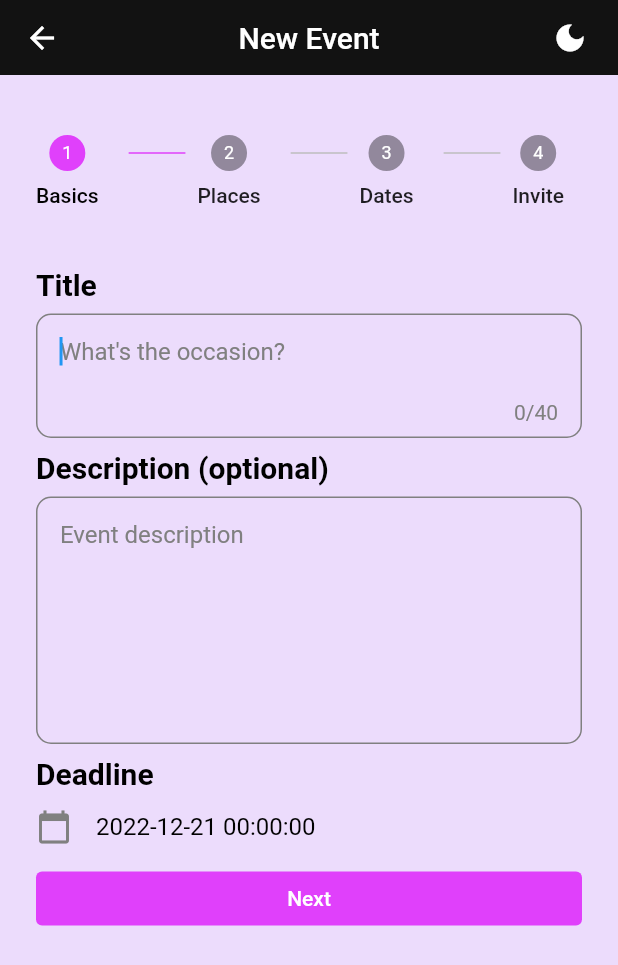
After one commit to laaners/Eventy-flutter-application, a Flutter app: the EventCreateScreen screen opened directly, on a phone screen of 412 x 824 dp. The commit adds this screen. Shown: the top 965 px of the screen. Run offline on Flutter 3.47's test engine with Material 2 defaults, Android fonts, the phone set to English and light mode, and no system bars; our stand-ins replace flutter_dotenv; missing offline and left inert: postgres.

Commit message:
MyTextField, DateFormatter

```diff
--- a/lib/main.dart
+++ b/lib/main.dart
@@ -4,12 +4,9 @@ import 'package:dima_app/screens/groups.dart';
 import 'package:dima_app/screens/home.dart';
 import 'package:dima_app/screens/login.dart';
 import 'package:dima_app/screens/profile.dart';
-import 'package:dima_app/server/postgres_methods.dart';
-import 'package:dima_app/themes/palette.dart';
 import 'package:flutter/cupertino.dart';
 import 'package:flutter/material.dart';
 import 'package:flutter_dotenv/flutter_dotenv.dart';
-import 'package:postgres/postgres.dart';
 
 import 'package:provider/provider.dart';
 import 'package:dima_app/provider_samples.dart';
--- /dev/null
+++ b/lib/screens/event_create.dart
@@ -0,0 +1,293 @@
+import 'package:dima_app/providers/theme_switch.dart';
+import 'package:dima_app/server/date_methods.dart';
+import 'package:dima_app/themes/palette.dart';
+import 'package:dima_app/widgets/my_app_bar.dart';
+import 'package:dima_app/widgets/my_text_field.dart';
+import 'package:flutter/cupertino.dart';
+import 'package:flutter/material.dart';
+import 'package:provider/provider.dart';
+import 'package:intl/intl.dart';
+
+class EventCreateScreen extends StatefulWidget {
+  const EventCreateScreen({super.key});
+
+  @override
+  State<EventCreateScreen> createState() => _EventCreateScreenState();
+}
+
+class _EventCreateScreenState extends State<EventCreateScreen> {
+  int _activeStepIndex = 0;
+
+  TextEditingController name = TextEditingController();
+  TextEditingController email = TextEditingController();
+  TextEditingController pass = TextEditingController();
+  TextEditingController address = TextEditingController();
+  TextEditingController pincode = TextEditingController();
+
+  // Basics
+  TextEditingController eventTitle = TextEditingController();
+  TextEditingController eventDesc = TextEditingController();
+  TextEditingController deadlineController = TextEditingController();
+
+  @override
+  void initState() {
+    super.initState();
+
+    DateTime now = DateTime.now();
+    deadlineController.text = DateFormat("yyyy-MM-dd HH:00:00").format(
+      DateTime(now.year, now.month, now.day + 1),
+    );
+  }
+
+  List<Step> stepList() => [
+        Step(
+          isActive: _activeStepIndex >= 0,
+          title: const Text(""),
+          label: Text(
+            "Basics",
+            style: TextStyle(
+              color: Provider.of<ThemeSwitch>(context, listen: false)
+                  .themeData
+                  .primaryColor,
+            ),
+          ),
+          content: Column(
+            children: [
+              Container(
+                alignment: Alignment.topLeft,
+                child: const Text(
+                  "Title",
+                  style: TextStyle(
+                    fontWeight: FontWeight.bold,
+                    fontSize: 20,
+                  ),
+                ),
+              ),
+              Container(
+                margin: const EdgeInsets.symmetric(vertical: 8),
+                child: MyTextField(
+                  maxLength: 40,
+                  maxLines: 1,
+                  hintText: "What's the occasion?",
+                  controller: eventTitle,
+                ),
+              ),
+              Container(
+                alignment: Alignment.topLeft,
+                child: const Text(
+                  "Description (optional)",
+                  style: TextStyle(
+                    fontWeight: FontWeight.bold,
+                    fontSize: 20,
+                  ),
+                ),
+              ),
+              Container(
+                margin: const EdgeInsets.symmetric(vertical: 8),
+                child: MyTextField(
+                  maxLength: 200,
+                  maxLines: 7,
+                  hintText: "Event description",
+                  controller: eventDesc,
+                ),
+              ),
+              Container(
+                alignment: Alignment.topLeft,
+                child: const Text(
+                  "Deadline",
+                  style: TextStyle(
+                    fontWeight: FontWeight.bold,
+                    fontSize: 20,
+                  ),
+                ),
+              ),
+              TextField(
+                style: TextStyle(
+                  color: Provider.of<ThemeSwitch>(context, listen: false)
+                      .themeData
+                      .primaryColor,
+                ),
+                decoration: const InputDecoration(
+                  icon: Icon(
+                    Icons.calendar_today,
+                    color: Palette.greyColor,
+                  ),
+                  border: InputBorder.none,
+                ),
+                readOnly: true,
+                controller: deadlineController,
+                onTap: () async {
+                  showCupertinoModalPopup(
+                    context: context,
+                    builder: (context) => FractionallySizedBox(
+                      heightFactor: 0.4,
+                      child: Container(
+                        color: Provider.of<ThemeSwitch>(context, listen: false)
+                            .themeData
+                            .scaffoldBackgroundColor,
+                        child: CupertinoDatePicker(
+                          mode: CupertinoDatePickerMode.dateAndTime,
+                          minimumDate: DateTime.now(),
+                          initialDateTime: DateFormatter.string2DateTime(
+                              deadlineController.text),
+                          minuteInterval: 5,
+                          use24hFormat: true,
+                          onDateTimeChanged: (pickedDate) {
+                            setState(() {
+                              deadlineController.text =
+                                  DateFormatter.dateTime2String(pickedDate);
+                            });
+                          },
+                        ),
+                      ),
+                    ),
+                  );
+                  // DateTime? pickedDate = await showDatePicker(
+                  //   context: context,
+                  //   initialDate: DateTime.now(),
+                  //   firstDate: DateTime(2000),
+                  //   lastDate: DateTime(2023),
+                  // );
+                  // if (pickedDate != null) {
+                  //   setState(() {
+                  //     deadlineController.text =
+                  //         DateFormatter.dateTime2String(pickedDate);
+                  //   });
+                  // }
+                },
+              ),
+            ],
+          ),
+        ),
+        Step(
+          isActive: _activeStepIndex >= 1,
+          title: const Text(""),
+          label: const Text("Places"),
+          content: Column(
+            children: [
+              const SizedBox(
+                height: 8,
+              ),
+              TextField(
+                controller: address,
+                decoration: const InputDecoration(
+                  border: OutlineInputBorder(),
+                  labelText: 'Full House Address',
+                ),
+              ),
+              const SizedBox(
+                height: 8,
+              ),
+              TextField(
+                controller: pincode,
+                decoration: const InputDecoration(
+                  border: OutlineInputBorder(),
+                  labelText: 'Pin Code',
+                ),
+              ),
+            ],
+          ),
+        ),
+        Step(
+          isActive: _activeStepIndex >= 2,
+          title: const Text(""),
+          label: const Text("Dates"),
+          content: Column(
+            children: [
+              DatePickerDialog(
+                initialDate: DateTime.now(),
+                firstDate: DateTime(2000),
+                lastDate: DateTime(2023),
+              ),
+            ],
+          ),
+        ),
+        Step(
+          isActive: _activeStepIndex >= 3,
+          title: const Text(''),
+          label: const Text("Invite"),
+          content: Column(
+            crossAxisAlignment: CrossAxisAlignment.start,
+            mainAxisAlignment: MainAxisAlignment.start,
+            children: [
+              Text('Name: ${name.text}'),
+              Text('Email: ${email.text}'),
+              const Text('Password: *****'),
+              Text('Address : ${address.text}'),
+              Text('PinCode : ${pincode.text}'),
+            ],
+          ),
+        ),
+      ];
+
+  @override
+  Widget build(BuildContext context) {
+    return Scaffold(
+      appBar: const MyAppBar("New Event"),
+      body: Theme(
+        data: ThemeData(
+          canvasColor: Provider.of<ThemeSwitch>(context)
+              .themeData
+              .scaffoldBackgroundColor,
+          shadowColor: Colors.transparent,
+          colorScheme: Theme.of(context).colorScheme.copyWith(
+                primary: Colors.purpleAccent,
+              ),
+        ),
+        child: Stepper(
+          type: StepperType.horizontal,
+          currentStep: _activeStepIndex,
+          steps: stepList(),
+          onStepContinue: () {
+            if (_activeStepIndex < (stepList().length - 1)) {
+              setState(() {
+                _activeStepIndex += 1;
+              });
+            } else {
+              print('Submited');
+            }
+          },
+          onStepCancel: () {
+            if (_activeStepIndex == 0) {
+              return;
+            }
+            setState(() {
+              _activeStepIndex -= 1;
+            });
+          },
+          onStepTapped: (int index) {
+            setState(() {
+              _activeStepIndex = index;
+            });
+          },
+          // override continue cancel of stepper
+          controlsBuilder: (context, controls) {
+            final isLastStep = _activeStepIndex == stepList().length - 1;
+            return Row(
+              children: [
+                Expanded(
+                  child: ElevatedButton(
+                    onPressed: controls.onStepContinue,
+                    child: (isLastStep)
+                        ? const Text('Submit')
+                        : const Text('Next'),
+                  ),
+                ),
+                SizedBox(
+                  width: _activeStepIndex > 0 ? 10 : 0,
+                ),
+                if (_activeStepIndex > 0)
+                  Expanded(
+                    child: ElevatedButton(
+                      onPressed: controls.onStepCancel,
+                      child: const Text('Back'),
+                    ),
+                  ),
+              ],
+            );
+          },
+        ),
+      ),
+    );
+  }
+}
--- a/lib/screens/events.dart
+++ b/lib/screens/events.dart
@@ -1,3 +1,4 @@
+import 'package:dima_app/screens/event_create.dart';
 import 'package:dima_app/screens/event_detail.dart';
 import 'package:dima_app/transitions/screen_transition.dart';
 import 'package:flutter/material.dart';
@@ -40,6 +41,17 @@ class EventsScreen extends StatelessWidget {
             },
             child: const Text("TO EVENT DETAIL (NO TABBAR)"),
           ),
+          ElevatedButton(
+            onPressed: () {
+              Navigator.push(
+                context,
+                ScreenTransition(
+                  builder: (context) => const EventCreateScreen(),
+                ),
+              );
+            },
+            child: const Text("TO EVENT CREATE"),
+          ),
         ],
       ),
     );
--- a/lib/screens/login.dart
+++ b/lib/screens/login.dart
@@ -1,5 +1,8 @@
+import 'package:dima_app/main.dart';
 import 'package:dima_app/providers/theme_switch.dart';
+import 'package:dima_app/screens/event_detail.dart';
 import 'package:dima_app/themes/palette.dart';
+import 'package:dima_app/transitions/screen_transition.dart';
 import 'package:flutter/material.dart';
 import 'package:flutter/src/widgets/container.dart';
 import 'package:flutter/src/widgets/framework.dart';
@@ -196,6 +199,16 @@ class _LoginScreenState extends State<LoginScreen> {
                           style: TextStyle(color: Colors.black54, fontSize: 15),
                         ),
                       ),
+                      ElevatedButton(
+                        onPressed: () => {
+                          Navigator.of(context, rootNavigator: true).push(
+                            ScreenTransition(
+                              builder: (context) => const MyApp2(),
+                            ),
+                          ),
+                        },
+                        child: const Text("To Home"),
+                      ),
                     ],
                   ),
                 ),
--- /dev/null
+++ b/lib/server/date_methods.dart
@@ -0,0 +1,35 @@
+import 'package:intl/intl.dart';
+
+class DateFormatter {
+  static String dateTime2String(DateTime date) {
+    DateFormat f = DateFormat("yyyy-MM-dd HH:mm:ss");
+    String stringDate = f.format(date);
+    return stringDate;
+  }
+
+  static DateTime string2DateTime(String stringDate) {
+    DateFormat f = DateFormat("yyyy-MM-dd HH:mm:ss");
+    DateTime objDate = f.parse(stringDate);
+    return objDate;
+  }
+
+  static DateTime toUtcDateTime(DateTime localDate) {
+    return localDate.toUtc();
+  }
+
+  static String toUtcString(String localDate) {
+    DateFormat f = DateFormat("yyyy-MM-dd HH:mm:ss");
+    DateTime utcDate = f.parse(localDate).toUtc();
+    return dateTime2String(utcDate);
+  }
+
+  static DateTime toLocalDateTime(DateTime utcDate) {
+    return utcDate.toLocal();
+  }
+
+  static String toLocalString(String utcDate) {
+    DateFormat f = DateFormat("yyyy-MM-dd HH:mm:ss");
+    DateTime localDate = f.parse(utcDate).toLocal();
+    return dateTime2String(localDate);
+  }
+}
--- /dev/null
+++ b/lib/widgets/my_text_field.dart
@@ -0,0 +1,70 @@
+import 'package:dima_app/providers/theme_switch.dart';
+import 'package:flutter/material.dart';
+import 'package:provider/provider.dart';
+
+import '../themes/palette.dart';
+
+class MyTextField extends StatefulWidget {
+  final int maxLength;
+  final int maxLines;
+  final String hintText;
+  final TextEditingController controller;
+  const MyTextField({
+    super.key,
+    required this.maxLength,
+    required this.maxLines,
+    required this.hintText,
+    required this.controller,
+  });
+
+  @override
+  State<MyTextField> createState() => _MyTextFieldState();
+}
+
+class _MyTextFieldState extends State<MyTextField> {
+  @override
+  Widget build(BuildContext context) {
+    return Container(
+      decoration: BoxDecoration(
+        border: Border.all(color: Palette.greyColor, width: 1),
+        borderRadius: BorderRadius.circular(10),
+      ),
+      child: TextField(
+        controller: widget.controller,
+        keyboardType: TextInputType.text,
+        maxLines: widget.maxLines,
+        style: TextStyle(
+          color: Provider.of<ThemeSwitch>(context).themeData.primaryColor,
+        ),
+        buildCounter: (
+          context, {
+          required currentLength,
+          required isFocused,
+          maxLength,
+        }) {
+          return isFocused
+              ? Container(
+                  padding: const EdgeInsets.only(bottom: 8),
+                  child: Text(
+                    "$currentLength/$maxLength",
+                    style: const TextStyle(
+                      color: Palette.greyColor,
+                    ),
+                  ),
+                )
+              : null;
+        },
+        decoration: InputDecoration(
+          border: InputBorder.none,
+          contentPadding: const EdgeInsets.all(15),
+          hintText: widget.hintText,
+          hintStyle: const TextStyle(
+            color: Palette.greyColor,
+          ),
+        ),
+        autofocus: true,
+        maxLength: widget.maxLength,
+      ),
+    );
+  }
+}
--- a/pubspec.yaml
+++ b/pubspec.yaml
@@ -39,6 +39,7 @@ dependencies:
   provider: ^6.0.4
   postgres: ^2.5.2
   flutter_dotenv: ^5.0.2
+  intl: ^0.18.0
 
 dev_dependencies:
   flutter_test:
```
Also changed, not shown: pubspec.lock, 1 other file.
